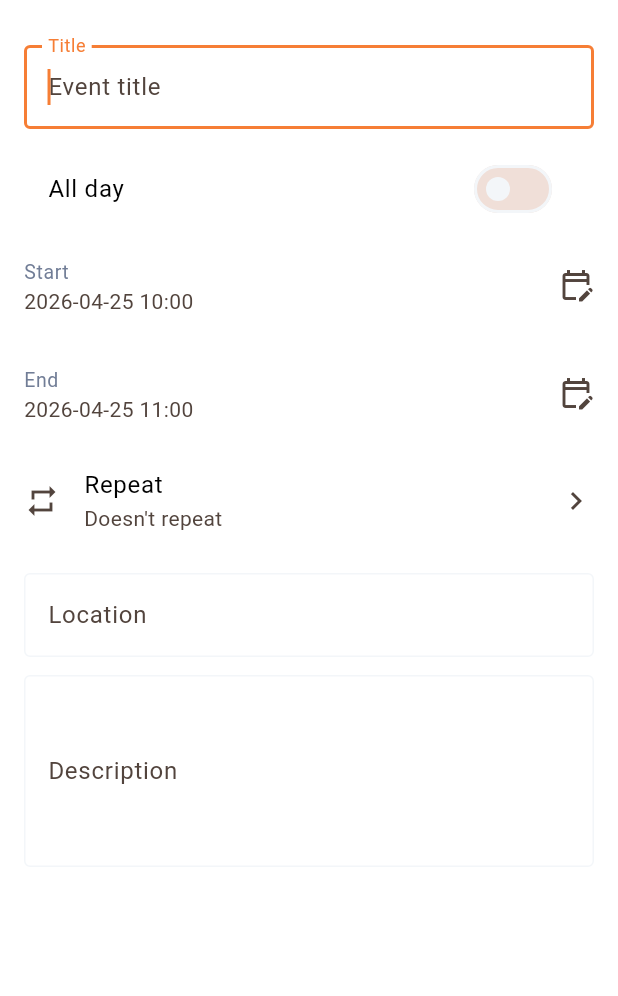
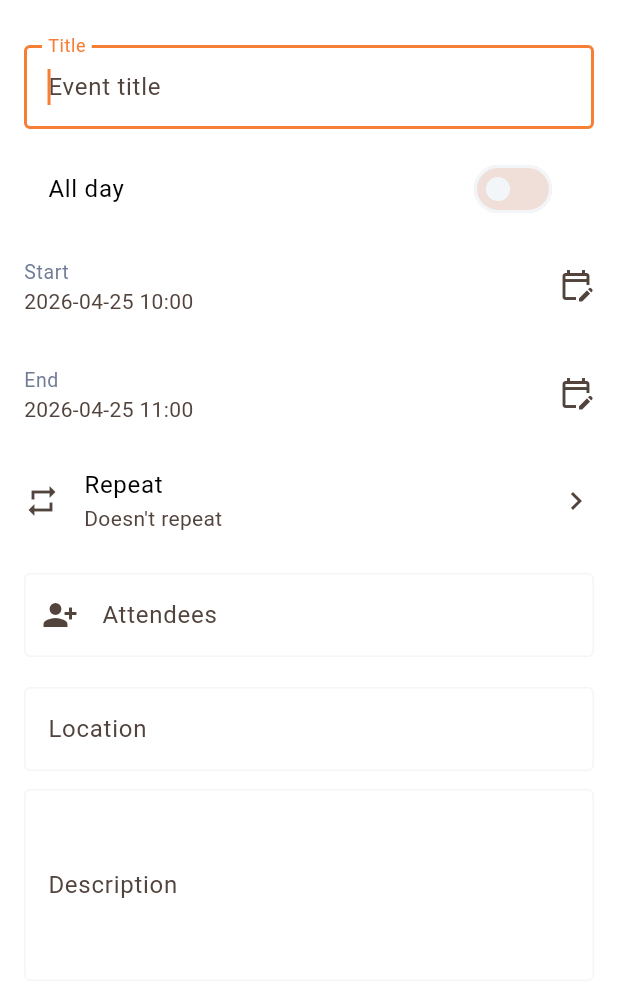
Before and after one commit to 9clg6/twake-calendar-mobile-flutter, a Flutter app: the EventFormScreen screen opened by its route, on a phone screen of 412 x 824 dp, the part 63-1059 px from its top. Run offline on Flutter 3.47's test engine with Material 3 defaults, Android fonts, the phone set to English and light mode, and no system bars; our stand-ins replace dio, drift, firebase_messaging, flutter_local_notifications, flutter_riverpod, flutter_secure_storage and 8 more; missing offline and left inert: flutter_appauth; accounts and stored records are empty; generated files the repository leaves out were written again; network calls fail; statements that could not run were skipped.

Commit message:
feat(people,events): attendees autocomplete + RSVP buttons in preview
People feature
- features/people/data/models/{people_search_request,people_search_response}.remote_model.dart:
  DTOs for `POST /api/people/search`.
- features/people/data/endpoints/people_search_endpoint.dart: Retrofit
  endpoint.
- features/people/domain/entities/person.dart: PersonEntity (id,
  displayName, email, objectType).
- features/people/domain/repositories/people_repository.dart contract +
  PeopleRepositoryImpl flattening hits to PersonEntity (best-effort
  picks the first non-empty name + email).
- features/people/people_providers.dart wires endpoint + repository.

Events form
- features/events/presentation/widgets/attendee_search_field.dart:
  debounced TextField (250 ms) → people search + suggestion list +
  selected attendees as InputChips (delete to remove). Adds an
  AttendeeEntity (REQ-PARTICIPANT, NEEDS-ACTION, RSVP TRUE) on tap.
- features/events/presentation/controllers/event_form_state.dart and
  event_form_controller.dart: state holds `attendees`, controller
  exposes onAttendeesChanged, _toEntity propagates the list.
- features/events/presentation/screens/event_form_screen.dart inserts
  AttendeeSearchField below the recurrence row.

RSVP from preview
- features/events/domain/usecases/update_partstat_usecase.dart:
  FutureUseCaseWithParams (event, attendeeAddress, partstat) — updates
  the matching attendee in-place and PUTs the whole event back through
  the existing EventRepository.saveEvent.
- features/events/events_providers.dart: updatePartstatUseCaseProvider.
- features/events/presentation/screens/event_preview_screen.dart:
  three OutlinedButtons (Accept/Tentative/Decline) at the bottom of the
  attendees section, all routed through UpdatePartstatUseCase.

flutter analyze: 0 issues. flutter test: 10/10 passing.

```diff
--- a/lib/features/events/presentation/controllers/event_form_controller.dart
+++ b/lib/features/events/presentation/controllers/event_form_controller.dart
@@ -1,5 +1,6 @@
 import 'package:flutter_riverpod/flutter_riverpod.dart';
 import 'package:twake_calendar_mobile/core/interfaces/result_state.dart';
+import 'package:twake_calendar_mobile/features/events/domain/entities/attendee.dart';
 import 'package:twake_calendar_mobile/features/events/domain/entities/calendar_event.dart';
 import 'package:twake_calendar_mobile/features/events/domain/entities/repetition.dart';
 import 'package:twake_calendar_mobile/features/events/domain/usecases/save_event_usecase.dart';
@@ -44,6 +45,9 @@ final class EventFormController
 
   void onRepetitionChanged(RepetitionEntity? value) =>
       _patch(state.value?.copyWith(repetition: value));
+
+  void onAttendeesChanged(List<AttendeeEntity> value) =>
+      _patch(state.value?.copyWith(attendees: value));
 
   /// Submits the form. Returns true on success.
   Future<bool> submit() async {
@@ -97,6 +101,7 @@ final class EventFormController
       description: s.description.isEmpty ? null : s.description,
       allday: s.allday,
       repetition: s.repetition,
+      attendees: s.attendees,
     );
   }
 }
--- a/lib/features/events/presentation/controllers/event_form_state.dart
+++ b/lib/features/events/presentation/controllers/event_form_state.dart
@@ -1,4 +1,5 @@
 import 'package:freezed_annotation/freezed_annotation.dart';
+import 'package:twake_calendar_mobile/features/events/domain/entities/attendee.dart';
 import 'package:twake_calendar_mobile/features/events/domain/entities/calendar_event.dart';
 import 'package:twake_calendar_mobile/features/events/domain/entities/repetition.dart';
 
@@ -18,6 +19,7 @@ abstract class EventFormState with _$EventFormState {
     @Default(false) bool allday,
     @Default('Europe/Paris') String timezone,
     RepetitionEntity? repetition,
+    @Default(<AttendeeEntity>[]) List<AttendeeEntity> attendees,
     @Default(false) bool isSubmitting,
     String? error,
     @Default(false) bool didSubmit,
@@ -37,6 +39,7 @@ abstract class EventFormState with _$EventFormState {
         allday: event.allday,
         timezone: event.timezone,
         repetition: event.repetition,
+        attendees: event.attendees,
       );
 
   /// Default empty state for the create flow.
--- a/lib/features/events/presentation/screens/event_form_screen.dart
+++ b/lib/features/events/presentation/screens/event_form_screen.dart
@@ -5,6 +5,7 @@ import 'package:twake_calendar_mobile/core/extensions/build_context_x.dart';
 import 'package:twake_calendar_mobile/features/events/domain/entities/calendar_event.dart';
 import 'package:twake_calendar_mobile/features/events/presentation/controllers/event_form_controller.dart';
 import 'package:twake_calendar_mobile/features/events/presentation/controllers/event_form_state.dart';
+import 'package:twake_calendar_mobile/features/events/presentation/widgets/attendee_search_field.dart';
 import 'package:twake_calendar_mobile/features/events/presentation/widgets/recurrence_field.dart';
 
 /// Minimal create / edit form for an event.
@@ -97,6 +98,11 @@ class _EventFormScreenState extends ConsumerState<EventFormScreen> {
               onChanged: controller.onRepetitionChanged,
             ),
             const Gap(12),
+            AttendeeSearchField(
+              attendees: state.attendees,
+              onChanged: controller.onAttendeesChanged,
+            ),
+            const Gap(12),
             TextField(
               decoration: InputDecoration(
                 labelText: context.l10n.eventLocation,
--- /dev/null
+++ b/lib/features/events/presentation/widgets/attendee_search_field.dart
@@ -0,0 +1,184 @@
+import 'dart:async';
+
+import 'package:flutter/material.dart';
+import 'package:flutter_riverpod/flutter_riverpod.dart';
+import 'package:twake_calendar_mobile/core/extensions/build_context_x.dart';
+import 'package:twake_calendar_mobile/features/events/domain/entities/attendee.dart';
+import 'package:twake_calendar_mobile/features/events/domain/enums/attendee_role.dart';
+import 'package:twake_calendar_mobile/features/events/domain/enums/cutype.dart';
+import 'package:twake_calendar_mobile/features/events/domain/enums/partstat.dart';
+import 'package:twake_calendar_mobile/features/people/domain/entities/person.dart';
+import 'package:twake_calendar_mobile/features/people/people_providers.dart';
+
+/// Field-style attendee search + list of currently selected attendees.
+///
+/// A debounced text input queries `/api/people/search`; matching contacts
+/// are exposed as suggestions. Tapping a suggestion adds an
+/// [AttendeeEntity] (REQ-PARTICIPANT, NEEDS-ACTION, RSVP TRUE) to the
+/// list. Each chip removes the attendee on close.
+class AttendeeSearchField extends ConsumerStatefulWidget {
+  /// Creates an [AttendeeSearchField].
+  const AttendeeSearchField({
+    required this.attendees,
+    required this.onChanged,
+    super.key,
+  });
+
+  /// Currently selected attendees.
+  final List<AttendeeEntity> attendees;
+
+  /// Called whenever the attendees list changes.
+  final ValueChanged<List<AttendeeEntity>> onChanged;
+
+  @override
+  ConsumerState<AttendeeSearchField> createState() =>
+      _AttendeeSearchFieldState();
+}
+
+class _AttendeeSearchFieldState extends ConsumerState<AttendeeSearchField> {
+  final TextEditingController _controller = TextEditingController();
+  Timer? _debounce;
+  List<PersonEntity> _suggestions = const <PersonEntity>[];
+  bool _isLoading = false;
+  String? _error;
+
+  @override
+  void dispose() {
+    _debounce?.cancel();
+    _controller.dispose();
+    super.dispose();
+  }
+
+  void _onChanged(String value) {
+    _debounce?.cancel();
+    _debounce = Timer(const Duration(milliseconds: 250), () => _search(value));
+  }
+
+  Future<void> _search(String query) async {
+    if (!mounted) return;
+    setState(() {
+      _isLoading = true;
+      _error = null;
+    });
+    try {
+      final List<PersonEntity> results =
+          await ref.read(peopleRepositoryProvider).search(query);
+      if (!mounted) return;
+      setState(() {
+        _isLoading = false;
+        _suggestions = results;
+      });
+    } on Exception catch (e) {
+      if (!mounted) return;
+      setState(() {
+        _isLoading = false;
+        _error = e.toString();
+      });
+    }
+  }
+
+  void _add(PersonEntity person) {
+    if (widget.attendees
+        .any((AttendeeEntity a) => a.calAddress == person.email)) {
+      return;
+    }
+    final List<AttendeeEntity> next = <AttendeeEntity>[
+      ...widget.attendees,
+      AttendeeEntity(
+        calAddress: person.email,
+        cn: person.displayName,
+        role: AttendeeRole.reqParticipant,
+        cutype: CuType.individual,
+        partstat: Partstat.needsAction,
+        rsvp: true,
+      ),
+    ];
+    widget.onChanged(next);
+    _controller.clear();
+    setState(() => _suggestions = const <PersonEntity>[]);
+  }
+
+  void _remove(AttendeeEntity attendee) {
+    widget.onChanged(
+      widget.attendees
+          .where((AttendeeEntity a) => a.calAddress != attendee.calAddress)
+          .toList(),
+    );
+  }
+
+  @override
+  Widget build(BuildContext context) {
+    return Column(
+      crossAxisAlignment: CrossAxisAlignment.start,
+      children: <Widget>[
+        TextField(
+          controller: _controller,
+          decoration: InputDecoration(
+            labelText: context.l10n.eventAttendees,
+            prefixIcon: const Icon(Icons.person_add_alt_1),
+            border: const OutlineInputBorder(),
+          ),
+          onChanged: _onChanged,
+        ),
+        if (_error != null)
+          Padding(
+            padding: const EdgeInsets.only(top: 8),
+            child: Text(
+              _error!,
+              style: TextStyle(color: context.colorScheme.error),
+            ),
+          ),
+        if (_isLoading)
+          const Padding(
+            padding: EdgeInsets.symmetric(vertical: 8),
+            child: LinearProgressIndicator(),
+          ),
+        if (_suggestions.isNotEmpty)
+          ConstrainedBox(
+            constraints: const BoxConstraints(maxHeight: 220),
+            child: ListView.separated(
+              shrinkWrap: true,
+              itemCount: _suggestions.length,
+              separatorBuilder: (BuildContext _, int _) =>
+                  const Divider(height: 0),
+              itemBuilder: (BuildContext c, int i) {
+                final PersonEntity person = _suggestions[i];
+                return ListTile(
+                  leading: CircleAvatar(
+                    child: Text(_initial(person.displayName)),
+                  ),
+                  title: Text(person.displayName),
+                  subtitle: Text(person.email),
+                  onTap: () => _add(person),
+                );
+              },
+            ),
+          ),
+        const SizedBox(height: 8),
+        Wrap(
+          spacing: 6,
+          runSpacing: 4,
+          children: <Widget>[
+            for (final AttendeeEntity attendee in widget.attendees)
+              InputChip(
+                avatar: CircleAvatar(
+                  child: Text(_initial(
+                    attendee.cn.isNotEmpty
+                        ? attendee.cn
+                        : attendee.calAddress,
+                  )),
+                ),
+                label: Text(
+                  attendee.cn.isNotEmpty ? attendee.cn : attendee.calAddress,
+                ),
+                onDeleted: () => _remove(attendee),
+              ),
+          ],
+        ),
+      ],
+    );
+  }
+
+  String _initial(String value) =>
+      value.isEmpty ? '?' : value.substring(0, 1).toUpperCase();
+}
--- /dev/null
+++ b/lib/features/people/domain/entities/person.dart
@@ -0,0 +1,15 @@
+import 'package:freezed_annotation/freezed_annotation.dart';
+
+part 'person.freezed.dart';
+
+/// A person matched by the side-service search endpoint.
+@freezed
+abstract class PersonEntity with _$PersonEntity {
+  /// Creates a [PersonEntity].
+  const factory PersonEntity({
+    required String id,
+    required String displayName,
+    required String email,
+    @Default('user') String objectType,
+  }) = _PersonEntity;
+}
--- /dev/null
+++ b/lib/features/people/people_providers.dart
@@ -0,0 +1,22 @@
+import 'package:flutter_riverpod/flutter_riverpod.dart';
+import 'package:twake_calendar_mobile/core/network/dio_client_provider.dart';
+import 'package:twake_calendar_mobile/features/people/data/endpoints/people_search_endpoint.dart';
+import 'package:twake_calendar_mobile/features/people/data/repositories/people_repository_impl.dart';
+import 'package:twake_calendar_mobile/features/people/domain/repositories/people_repository.dart';
+
+/// People search endpoint provider.
+final Provider<PeopleSearchEndpoint> peopleSearchEndpointProvider =
+    Provider<PeopleSearchEndpoint>(
+  (Ref<PeopleSearchEndpoint> ref) =>
+      PeopleSearchEndpoint(ref.watch(dioClientProvider).dio),
+  name: 'peopleSearchEndpointProvider',
+);
+
+/// People repository provider.
+final Provider<PeopleRepository> peopleRepositoryProvider =
+    Provider<PeopleRepository>(
+  (Ref<PeopleRepository> ref) => PeopleRepositoryImpl(
+    endpoint: ref.watch(peopleSearchEndpointProvider),
+  ),
+  name: 'peopleRepositoryProvider',
+);
```
Also changed, not shown: lib/features/events/domain/usecases/update_partstat_usecase.dart (added, +42 -0 lines), lib/features/events/events_providers.dart (+10 -0 lines), lib/features/events/presentation/screens/event_preview_screen.dart (+51 -0 lines), lib/features/people/data/endpoints/people_search_endpoint.dart (added, +19 -0 lines), lib/features/people/data/models/people_search_request.remote_model.dart (added, +20 -0 lines), lib/features/people/data/models/people_search_response.remote_model.dart (added, +46 -0 lines), lib/features/people/data/repositories/people_repository_impl.dart (added, +46 -0 lines), lib/features/people/domain/repositories/people_repository.dart (added, +7 -0 lines), lib/features/events/domain/usecases/update_partstat_usecase.freezed.dart (added), lib/features/events/presentation/controllers/event_form_state.freezed.dart, lib/features/people/data/endpoints/people_search_endpoint.g.dart (added), lib/features/people/data/models/people_search_request.remote_model.freezed.dart (added), lib/features/people/data/models/people_search_request.remote_model.g.dart (added), lib/features/people/data/models/people_search_response.remote_model.freezed.dart (added), 2 more files.
